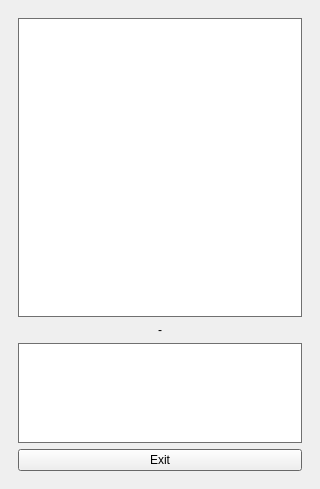
Old version of the form mainwindow.ui in the repository takyonxxx/HeartBeatOpenCv.
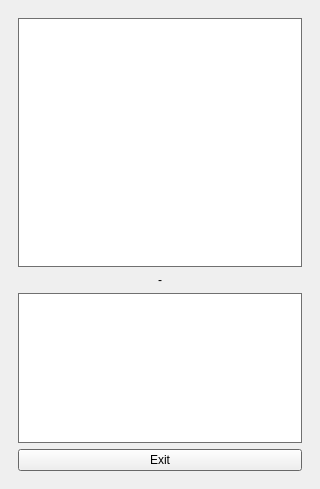
New version of the form.

Patch:
```diff
--- a/mainwindow.ui
+++ b/mainwindow.ui
@@ -119,7 +119,7 @@
             <property name="maximumSize">
              <size>
               <width>16777215</width>
-              <height>100</height>
+              <height>150</height>
              </size>
             </property>
            </widget>
```
